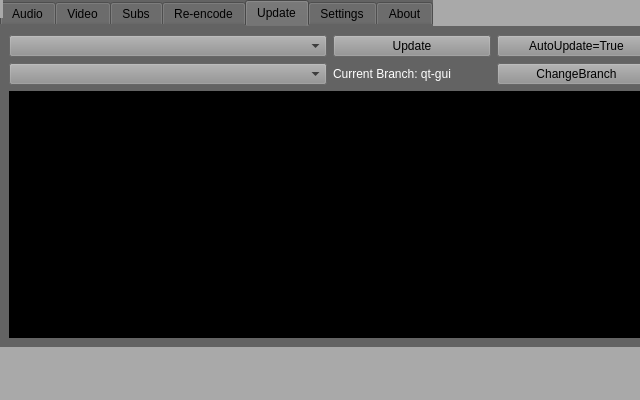
KoleckOLP/yt-dl, file gui.ui: the form before one commit.
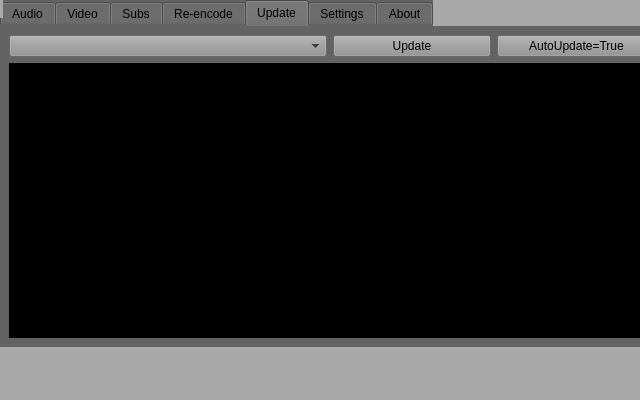
The form after the commit. The open tabs and pages were chosen to show the change. Icons and pictures are not drawn. Custom widgets are drawn as their Qt base class.

Commit message: Feature complete on Win

```diff
--- a/gui.ui
+++ b/gui.ui
@@ -752,6 +752,25 @@
         <string>Update</string>
        </attribute>
        <layout class="QGridLayout" name="gridLayout_6">
+        <item row="1" column="1" colspan="4">
+         <widget class="QTextBrowser" name="upd_output_console">
+          <property name="font">
+           <font>
+            <pointsize>10</pointsize>
+           </font>
+          </property>
+          <property name="styleSheet">
+           <string notr="true">background-color: #000000; color: #FFFFFF;</string>
+          </property>
+         </widget>
+        </item>
+        <item row="0" column="1" colspan="2">
+         <widget class="QComboBox" name="upd_update_combobox">
+          <property name="styleSheet">
+           <string notr="true">background-color: #909090;</string>
+          </property>
+         </widget>
+        </item>
         <item row="0" column="4">
          <widget class="QPushButton" name="upd_auto_button">
           <property name="styleSheet">
@@ -772,52 +791,6 @@
           </property>
          </widget>
         </item>
-        <item row="2" column="1" colspan="4">
-         <widget class="QTextBrowser" name="upd_output_console">
-          <property name="font">
-           <font>
-            <pointsize>10</pointsize>
-           </font>
-          </property>
-          <property name="styleSheet">
-           <string notr="true">background-color: #000000; color: #FFFFFF;</string>
-          </property>
-         </widget>
-        </item>
-        <item row="0" column="1" colspan="2">
-         <widget class="QComboBox" name="upd_update_combobox">
-          <property name="styleSheet">
-           <string notr="true">background-color: #909090;</string>
-          </property>
-         </widget>
-        </item>
-        <item row="1" column="4">
-         <widget class="QPushButton" name="upd_branch_button">
-          <property name="styleSheet">
-           <string notr="true">background-color: #909090;</string>
-          </property>
-          <property name="text">
-           <string>ChangeBranch</string>
-          </property>
-         </widget>
-        </item>
-        <item row="1" column="3">
-         <widget class="QLabel" name="upd_branch_label">
-          <property name="styleSheet">
-           <string notr="true">Color: #FFFFFF;</string>
-          </property>
-          <property name="text">
-           <string>Current Branch: qt-gui</string>
-          </property>
-         </widget>
-        </item>
-        <item row="1" column="1" colspan="2">
-         <widget class="QComboBox" name="upd_branch_combobox">
-          <property name="styleSheet">
-           <string notr="true">background-color: #909090;</string>
-          </property>
-         </widget>
-        </item>
        </layout>
       </widget>
       <widget class="QWidget" name="settings_tab">
```
Left out of the diff: 2 changed lines with no effect on the pictures. The commit also changes 2 other files.
